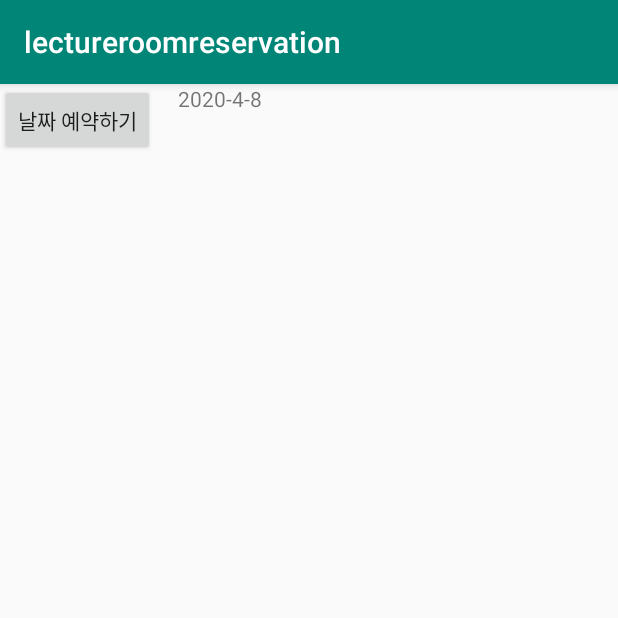
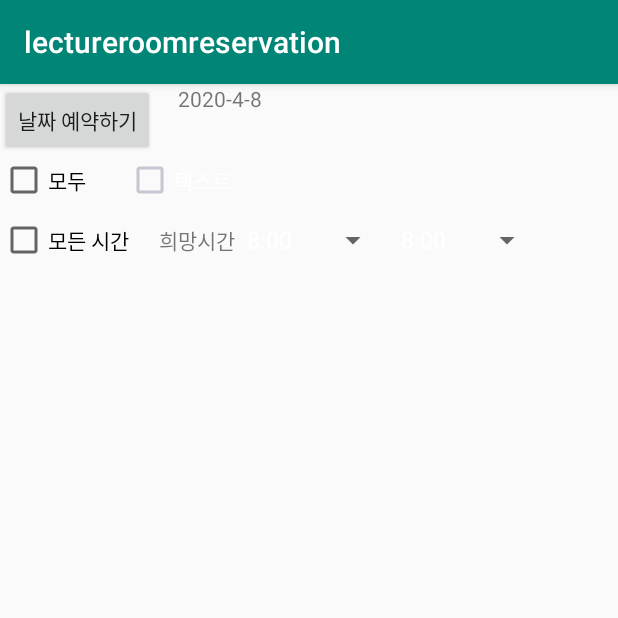
Before and after one commit to ajou-gemstone/10jo, an Android app: the LectureroomReservationActivity screen opened directly, with no data from a screen before it, on a phone screen of 412 x 824 dp, the top half of it. Run offline under Robolectric (Android 15) with nearby library versions, the phone set to English and light mode, and no system bars.

Commit message:
강의실 예약 - 강의실, 희망시간 필터링 부분 간단 기능

```diff
--- a/CapstoneDesignAndroidProject/app/src/main/java/com/example/capstonedesignandroid/CafeMapActivity.java
+++ b/CapstoneDesignAndroidProject/app/src/main/java/com/example/capstonedesignandroid/CafeMapActivity.java
@@ -96,6 +96,7 @@ public class CafeMapActivity extends AppCompatActivity implements MapView.POIIte
         Intent activityIntent = new Intent(this, CafeDetailedInfoActivity.class);
         activityIntent.putExtra("cafeId", tmpCafeCoreInfo.getCafeId());
         startActivityForResult(activityIntent, activityIntentConstant);
+
     }
 
     @Override
--- a/CapstoneDesignAndroidProject/app/src/main/java/com/example/capstonedesignandroid/Fragment/LectureroomReservationCanlendar.java
+++ b/CapstoneDesignAndroidProject/app/src/main/java/com/example/capstonedesignandroid/Fragment/LectureroomReservationCanlendar.java
@@ -14,7 +14,7 @@ import androidx.fragment.app.Fragment;
 
 import com.example.capstonedesignandroid.LectureroomReservationActivity;
 import com.example.capstonedesignandroid.R;
-import com.example.capstonedesignandroid.StaticMethod.DefinedMethod;
+import com.example.capstonedesignandroid.StaticMethodAndOthers.DefinedMethod;
 
 import java.util.Date;
 
--- a/CapstoneDesignAndroidProject/app/src/main/java/com/example/capstonedesignandroid/LectureroomReservationActivity.java
+++ b/CapstoneDesignAndroidProject/app/src/main/java/com/example/capstonedesignandroid/LectureroomReservationActivity.java
@@ -2,15 +2,23 @@ package com.example.capstonedesignandroid;
 
 import android.os.Bundle;
 import android.view.View;
+import android.widget.AdapterView;
+import android.widget.ArrayAdapter;
 import android.widget.Button;
+import android.widget.CheckBox;
+import android.widget.CompoundButton;
+import android.widget.LinearLayout;
+import android.widget.Spinner;
 import android.widget.TextView;
+import android.widget.Toast;
 
 import androidx.appcompat.app.AppCompatActivity;
 import androidx.fragment.app.Fragment;
 
 import com.example.capstonedesignandroid.Fragment.LectureroomReservationCanlendar;
-import com.example.capstonedesignandroid.StaticMethod.DefinedMethod;
+import com.example.capstonedesignandroid.StaticMethodAndOthers.DefinedMethod;
 
+import java.util.ArrayList;
 import java.util.Date;
 
 
@@ -21,6 +29,11 @@ public class LectureroomReservationActivity extends AppCompatActivity {
     public Date reserveDate;
     private Button calendarReserveButton;
     private TextView reserveTextView;
+    private LinearLayout LectureroomFilterLayout;
+    private CheckBox reserveTimeAllCheckbox;
+    private Spinner reserveStartTimeSpinner;
+    private Spinner reserveEndTimeSpinner;
+    private ArrayList eightToTwentyoneTimeArrayList = new ArrayList<>();
 
     @Override
     protected void onCreate(Bundle savedInstanceState) {
@@ -53,6 +66,65 @@ public class LectureroomReservationActivity extends AppCompatActivity {
         reserveTextView.setText(""+DefinedMethod.getYear(reserveDate)+"-"+Math.addExact(DefinedMethod.getMonth(reserveDate), 1)+"-"+DefinedMethod.getDay(reserveDate));
         //--------------------------------------------
 
+        //checkBox처리
+        reserveTimeAllCheckbox = findViewById(R.id.reserveTimeAllCheckbox);
+        reserveTimeAllCheckbox.setOnCheckedChangeListener(new CompoundButton.OnCheckedChangeListener() {
+            @Override
+            public void onCheckedChanged(CompoundButton compoundButton, boolean isChecked) {
+                if(isChecked){
+                    //옆의 모든 checkBox를 check해준다.
+
+                }else{
+                    //옆의 모든 checkBox를 uncheck해준다.
+
+                }
+            }
+        });
+
+
+        //checkbox 동적 생성, margin주기
+        CheckBox checkBox = new CheckBox(getApplicationContext());
+        LectureroomFilterLayout = (LinearLayout)findViewById(R.id.LectureroomFilterLayout);
+        LinearLayout.LayoutParams checkboxLayoutParams = new LinearLayout.LayoutParams(LinearLayout.LayoutParams.WRAP_CONTENT, LinearLayout.LayoutParams.WRAP_CONTENT);
+        checkboxLayoutParams.leftMargin = 40;
+        checkBox.setLayoutParams(checkboxLayoutParams);
+        checkBox.setText("텍스트");
+        checkBox.setId(1);
+        LectureroomFilterLayout.addView(checkBox);
+
+
+        //spinner, ArrayAdapter를 이용하여 구현한다.
+        eightToTwentyoneTimeArrayList = DefinedMethod.declareEightToTwentyoneTimeArrayList(eightToTwentyoneTimeArrayList);
+
+        reserveStartTimeSpinner = findViewById(R.id.reserveStartTimeSpinner);
+        reserveEndTimeSpinner = findViewById(R.id.reserveEndTimeSpinner);
+        ArrayAdapter arrayAdapter = new ArrayAdapter<>(getApplicationContext(), android.R.layout.simple_spinner_dropdown_item, eightToTwentyoneTimeArrayList);
+        reserveStartTimeSpinner.setAdapter(arrayAdapter);
+        reserveStartTimeSpinner.setOnItemSelectedListener(new AdapterView.OnItemSelectedListener() {
+            @Override
+            public void onItemSelected(AdapterView<?> adapterView, View view, int i, long l) {
+                Toast.makeText(getApplicationContext(),eightToTwentyoneTimeArrayList.get(i)+"가 선택되었습니다.",
+                        Toast.LENGTH_SHORT).show();
+            }
+            @Override
+            public void onNothingSelected(AdapterView<?> adapterView) {
+            }
+        });
+
+        reserveEndTimeSpinner.setAdapter(arrayAdapter);
+        reserveEndTimeSpinner.setOnItemSelectedListener(new AdapterView.OnItemSelectedListener() {
+            @Override
+            public void onItemSelected(AdapterView<?> adapterView, View view, int i, long l) {
+
+            }
+            @Override
+            public void onNothingSelected(AdapterView<?> adapterView) {
+            }
+        });
+        //----------------------------------------------
+
+
+
     }
 
     // lectureroomReservationCanlendarFragment와 주고 받는 부분
--- a/CapstoneDesignAndroidProject/app/src/main/java/com/example/capstonedesignandroid/StaticMethod/DefinedMethod.java
+++ b/CapstoneDesignAndroidProject/app/src/main/java/com/example/capstonedesignandroid/StaticMethodAndOthers/DefinedMethod.java
@@ -1,5 +1,6 @@
-package com.example.capstonedesignandroid.StaticMethod;
+package com.example.capstonedesignandroid.StaticMethodAndOthers;
 
+import java.util.ArrayList;
 import java.util.Calendar;
 import java.util.Date;
 
@@ -35,4 +36,13 @@ public class DefinedMethod {
         return calendar.get(Calendar.DAY_OF_MONTH);
     }
 
+    public static ArrayList declareEightToTwentyoneTimeArrayList(ArrayList<String> arrayList){
+        arrayList.add("8:00");arrayList.add("8:30");arrayList.add("9:00");arrayList.add("9:30");arrayList.add("10:00");arrayList.add("10:30");
+        arrayList.add("11:00");arrayList.add("11:30");arrayList.add("12:00");arrayList.add("12:30");arrayList.add("13:00");arrayList.add("13:30");
+        arrayList.add("14:00");arrayList.add("14:30");arrayList.add("15:00");arrayList.add("15:30");arrayList.add("16:00");arrayList.add("16:30");
+        arrayList.add("17:00");arrayList.add("17:30");arrayList.add("18:00");arrayList.add("18:30");arrayList.add("19:00");arrayList.add("19:30");
+        arrayList.add("20:00");arrayList.add("20:30");arrayList.add("21:00");
+        return arrayList;
+    }
+
 }
--- /dev/null
+++ b/CapstoneDesignAndroidProject/app/src/main/java/com/example/capstonedesignandroid/StaticMethodAndOthers/MyConstants.java
@@ -0,0 +1,7 @@
+package com.example.capstonedesignandroid.StaticMethodAndOthers;
+
+public class MyConstants {
+
+    public final static int a = 10;
+
+}
--- a/CapstoneDesignAndroidProject/app/src/main/res/layout/activity_lectureroom_reservation.xml
+++ b/CapstoneDesignAndroidProject/app/src/main/res/layout/activity_lectureroom_reservation.xml
@@ -12,7 +12,6 @@
         android:layout_width="wrap_content"
         android:layout_height="wrap_content"
         android:layout_alignParentTop="true"/>
-
     <TextView
         android:id="@+id/reserveTextView"
         android:layout_width="wrap_content"
@@ -20,14 +19,64 @@
         android:layout_toRightOf="@+id/calendarReserveButton"
         android:layout_marginLeft="15dp" />
 
+    <HorizontalScrollView
+        android:id="@+id/reserveHorizontalScrollView"
+        android:layout_width="match_parent"
+        android:layout_height="wrap_content"
+        android:layout_below="@+id/calendarReserveButton">
+        <LinearLayout
+            android:id="@+id/LectureroomFilterLayout"
+            android:layout_width="wrap_content"
+            android:layout_height="wrap_content"
+            android:orientation="horizontal">
+
+            <CheckBox
+                android:id="@+id/LectureroomAllCheckbox"
+                android:layout_width="wrap_content"
+                android:layout_height="wrap_content"
+                android:text="모두">
+            </CheckBox>
+
+        </LinearLayout>
+    </HorizontalScrollView>
+
     <FrameLayout
         android:id="@+id/reservation_calendar_container"
         android:layout_width="wrap_content"
         android:layout_height="wrap_content"
         android:layout_centerHorizontal="true"
         android:layout_marginTop="100dp">
+    </FrameLayout>
 
-    </FrameLayout>
+    <LinearLayout
+        android:layout_width="match_parent"
+        android:layout_height="wrap_content"
+        android:layout_below="@+id/reserveHorizontalScrollView"
+        android:orientation="horizontal">
+
+        <CheckBox
+            android:id="@+id/reserveTimeAllCheckbox"
+            android:layout_width="wrap_content"
+            android:layout_height="wrap_content"
+            android:text="모든 시간" />
+
+        <TextView
+            android:layout_width="wrap_content"
+            android:layout_height="wrap_content"
+            android:layout_marginLeft="20dp"
+            android:text="희망시간"/>
+
+        <Spinner
+            android:id="@+id/reserveStartTimeSpinner"
+            android:layout_width="wrap_content"
+            android:layout_height="wrap_content" />
+
+        <Spinner
+            android:id="@+id/reserveEndTimeSpinner"
+            android:layout_width="wrap_content"
+            android:layout_height="wrap_content" />
+
+    </LinearLayout>
 
 
 
```
